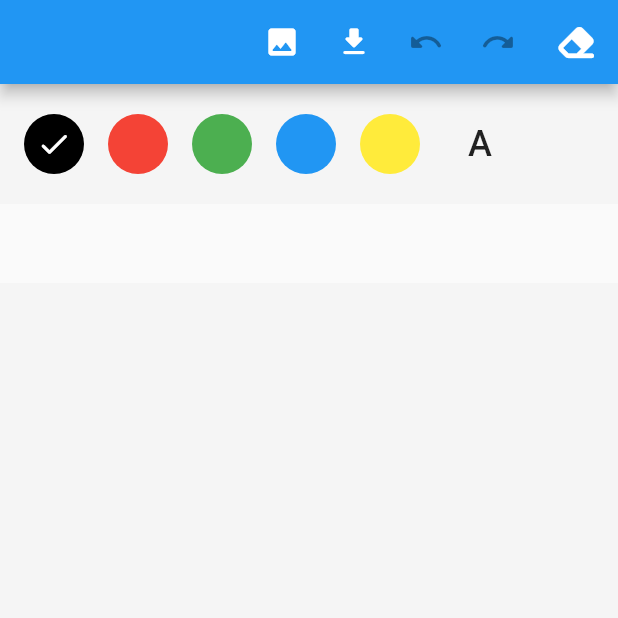
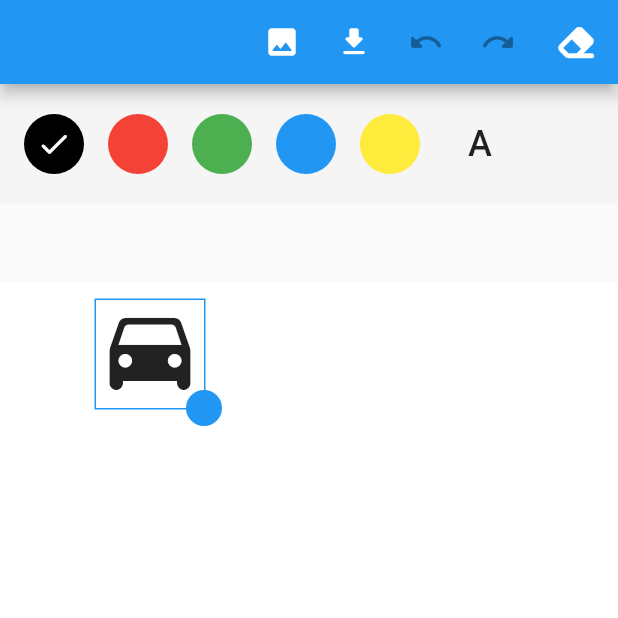
Before and after one commit to shm40/flutter_painter, a Flutter app: the screen it shows after launch, on a phone screen of 412 x 824 dp, the top half of it. Run offline on Flutter 3.47's test engine with Material 2 defaults, Android fonts, the phone set to English and light mode, and no system bars; our stand-ins replace font_awesome_flutter, freezed_annotation, image_picker.

Commit message:
wip: handle scale

```diff
--- a/example/lib/painter_page.dart
+++ b/example/lib/painter_page.dart
@@ -12,6 +12,7 @@ class PainterPage extends StatefulWidget {
 
 class _PainterPageState extends State<PainterPage> with WidgetsBindingObserver {
   late PainterController _painterController;
+  Size _painterSize = Size.infinite;
 
   @override
   void initState() {
@@ -29,9 +30,15 @@ class _PainterPageState extends State<PainterPage> with WidgetsBindingObserver {
 
   @override
   void didChangeMetrics() {
+    // Reset painter size to infinity when the device is rotated,
+    // because without this setting, the painter's size after device rotation is calculated from the stack size
+    _painterSize = Size.infinite;
     WidgetsBinding.instance.addPostFrameCallback((_) {
       final painterBox = painterKey.currentContext!.findRenderObject() as RenderBox;
       _painterController.onChangedOrientation(painterBox.size);
+      setState(() {
+        _painterSize = painterBox.size;
+      });
     });
   }
 
@@ -74,7 +81,13 @@ class _PainterPageState extends State<PainterPage> with WidgetsBindingObserver {
               ),
             ),
             Expanded(
-              child: GestureDetector(
+              child: Center(
+                child: SizedBox.fromSize(
+                  size: _painterSize,
+                  child: Stack(
+                    key: stackKey,
+                    children: [
+                      GestureDetector(
                         onPanStart: (details) {
                           final box = painterKey.currentContext!.findRenderObject() as RenderBox;
                           _painterController.add(box.globalToLocal(details.globalPosition));
@@ -84,22 +97,26 @@ class _PainterPageState extends State<PainterPage> with WidgetsBindingObserver {
                           _painterController.update(box.globalToLocal(details.globalPosition));
                         },
                         onPanEnd: (details) => _painterController.end(),
-                child: Stack(
-                  key: stackKey,
-                  alignment: Alignment.center,
-                  children: [
-                    Center(
+                        child: Center(
                           child: PainterWidget(
                             key: painterKey,
                             painterController: _painterController,
                           ),
                         ),
+                      ),
+                      SelectedIcon(
+                        painterController: _painterController,
+                        painterKey: painterKey,
+                        stackKey: stackKey,
+                        icon: Icons.drive_eta_rounded,
+                      ),
                       ErasingIcon(
                         painterController: _painterController,
                         painterKey: painterKey,
                         stackKey: stackKey,
-                    )
+                      ),
                     ],
+                  ),
                 ),
               ),
             ),
--- a/lib/widgets.dart
+++ b/lib/widgets.dart
@@ -224,11 +224,7 @@ class PainterWidget extends StatelessWidget {
             child: CustomPaint(
               foregroundPainter: FlutterPainter(painterController, repaint: painterController),
               willChange: true,
-              child: Container(
-                color: Colors.grey.shade100,
-                // width: double.infinity,
-                // height: double.infinity,
-              ),
+              child: Container(color: Colors.white),
             ),
           );
         }
@@ -292,6 +288,136 @@ class ErasingIcon extends StatelessWidget {
   }
 }
 
+/// Selected icon which can be dragglable until fixed
+class SelectedIcon extends StatefulWidget {
+  const SelectedIcon({
+    super.key,
+    required this.painterController,
+    required this.painterKey,
+    required this.stackKey,
+    required this.icon,
+  });
+
+  final PainterController painterController;
+  final GlobalKey painterKey;
+  final GlobalKey stackKey;
+  final IconData icon;
+
+  @override
+  State<SelectedIcon> createState() => _SelectedIconState();
+}
+
+class _SelectedIconState extends State<SelectedIcon> with WidgetsBindingObserver {
+  Offset _offset = const Offset(100, 100);
+  Offset _dragStartOffset = Offset.zero;
+  double _scale = 1;
+  Offset parentGlobalOffset = Offset.zero;
+  Offset painterGlobalOffset = Offset.zero;
+  Offset diffOffsetInPainterAndStack = Offset.zero;
+
+  Offset _scalerDragStartOffset = Offset.zero;
+
+  @override
+  void initState() {
+    super.initState();
+    WidgetsBinding.instance.addObserver(this);
+  }
+
+  @override
+  void didChangeMetrics() {
+    super.didChangeMetrics();
+    setState(() {
+      _calculateOffset();
+    });
+  }
+
+  @override
+  void dispose() {
+    WidgetsBinding.instance.removeObserver(this);
+    super.dispose();
+  }
+
+  void _calculateOffset() {
+    // Painter offset from parent stack widget
+    final parentBox = widget.stackKey.currentContext!.findRenderObject() as RenderBox;
+    parentGlobalOffset = parentBox.localToGlobal(Offset.zero);
+
+    // Painter box
+    final painterBox = widget.painterKey.currentContext!.findRenderObject() as RenderBox;
+    painterGlobalOffset = painterBox.localToGlobal(Offset.zero);
+
+    // diffOffsetInPainterAndStack = painterGlobalOffset - parentGlobalOffset;
+    diffOffsetInPainterAndStack = painterGlobalOffset - parentGlobalOffset;
+
+    print(parentBox.size);
+    print(painterBox.size);
+
+    // _offset += diffOffsetInPainterAndStack;
+    // _offset += diffOffsetInPainterAndStack;
+  }
+
+  @override
+  Widget build(BuildContext context) {
+    return Stack(
+      children: [
+        Positioned.fromRect(
+          rect: Rect.fromCenter(center: _offset, width: 72 * _scale, height: 72 * _scale),
+          child: GestureDetector(
+            onScaleStart: (details) {
+              final stackBox = widget.stackKey.currentContext!.findRenderObject() as RenderBox;
+              _dragStartOffset = stackBox.globalToLocal(details.focalPoint) - _offset;
+            },
+            onScaleUpdate: (details) {
+              final stackBox = widget.stackKey.currentContext!.findRenderObject() as RenderBox;
+              setState(() {
+                _offset = stackBox.globalToLocal(details.focalPoint) - _dragStartOffset;
+              });
+            },
+            onScaleEnd: (details) {
+              _dragStartOffset = Offset.zero;
+            },
+            child: Container(
+              decoration: BoxDecoration(
+                border: Border.all(
+                  color: Colors.blue,
+                  strokeAlign: BorderSide.strokeAlignOutside,
+                ),
+              ),
+              child: Icon(
+                widget.icon,
+                size: 72 * _scale,
+              ),
+            ),
+          ),
+        ),
+        Positioned.fromRect(
+          rect:
+              Rect.fromCenter(center: (_offset + Offset((72 * _scale) / 2, (72 * _scale) / 2)), width: 24, height: 24),
+          child: GestureDetector(
+            onScaleStart: (details) {
+              final stackBox = widget.stackKey.currentContext!.findRenderObject() as RenderBox;
+              _scalerDragStartOffset = stackBox.globalToLocal(details.focalPoint);
+            },
+            onScaleUpdate: (details) {
+              final stackBox = widget.stackKey.currentContext!.findRenderObject() as RenderBox;
+              final currentOffset = stackBox.globalToLocal(details.focalPoint);
+              setState(() {
+                _scale = (36 + (currentOffset.dx - _scalerDragStartOffset.dx)) / 36;
+              });
+            },
+            child: Container(
+              decoration: BoxDecoration(
+                color: Colors.blue,
+                borderRadius: BorderRadius.circular(12),
+              ),
+            ),
+          ),
+        ),
+      ],
+    );
+  }
+}
+
 /// Button to select image by taking a photo or from gallery
 class ImagePickerButton extends StatelessWidget {
   const ImagePickerButton({super.key, required this.onSelected});
```
Lines whose indentation alone changed are shown as unchanged.
